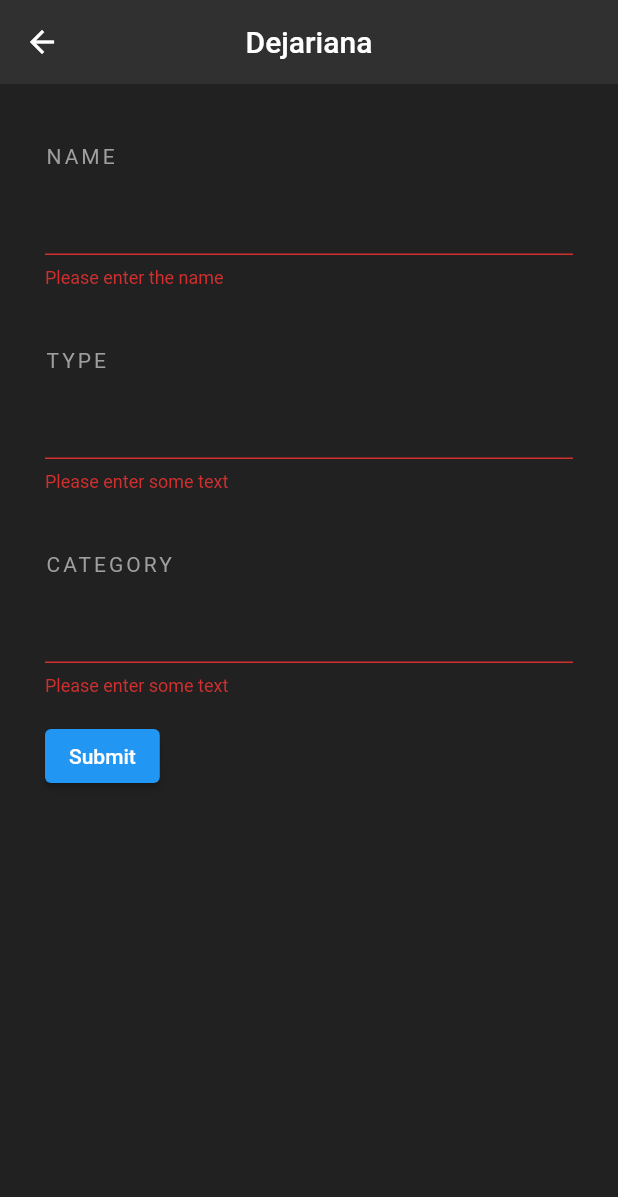
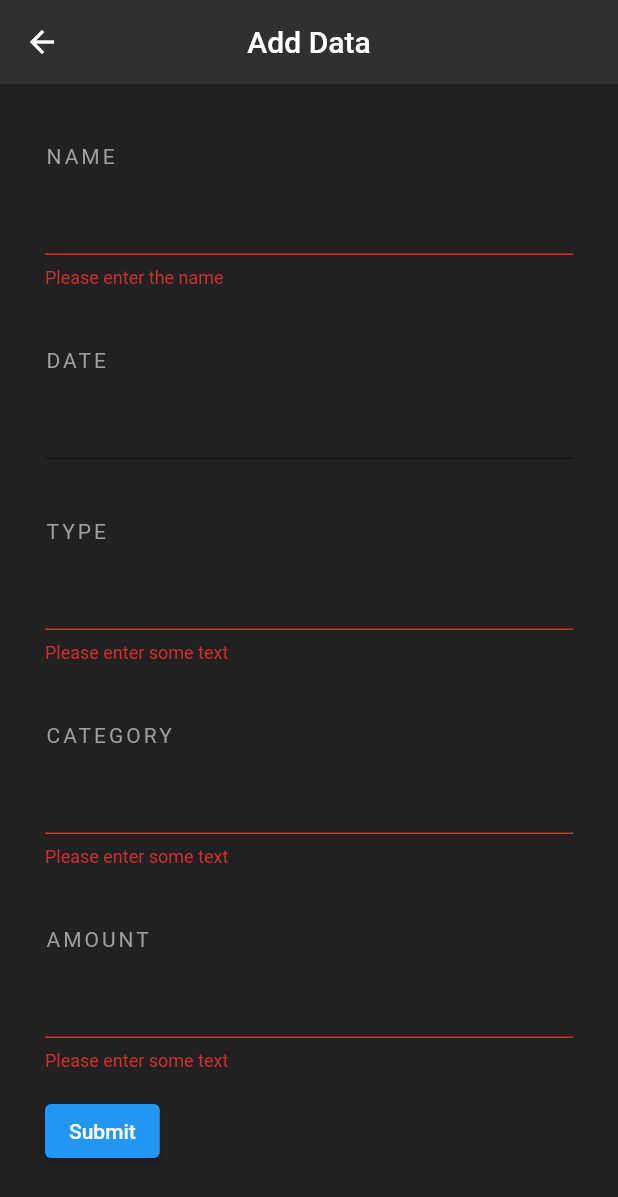
Before and after one commit to swordmaster191/mobile-app-project-1, a Flutter app: the AddData screen opened by its route, after a tap on "Submit", on a phone screen of 412 x 824 dp. Shown: the top 1197 px of the screen. Run offline on Flutter 3.47's test engine with Material 2 defaults, Android fonts, the phone set to English and light mode, and no system bars.

Commit message:
Updated code

```diff
--- a/lib/add_data.dart
+++ b/lib/add_data.dart
@@ -1,4 +1,5 @@
 import 'package:flutter/material.dart';
+import 'package:intl/intl.dart';
 
 class AddData extends StatefulWidget {
   const AddData({Key? key}) : super(key: key);
@@ -12,9 +13,29 @@ class AddData extends StatefulWidget {
 class _AddDataState extends State<AddData> {
   final _formKey = GlobalKey<FormState>();
   final List<String> type = ['Income', 'Expense'];
+  final List<String> category = [
+    'Food',
+    'Utilities',
+    'Insurance',
+    'Medical',
+    'Saving & Investment',
+    'Personal Spending'
+  ];
+  TextEditingController _textEditingController = TextEditingController();
+  TextEditingController dateinput = TextEditingController();
+  String currentSelectedType = "";
+
+  void getType() async {
+    Future<String> futureString = showTypeCategories(context);
+    if (await futureString != null) {
+      currentSelectedType = await futureString;
+    }
+  }
+
 
   @override
-  void initState(){
+  void initState() {
+    dateinput.text = ""; //set the initial value of text field
     super.initState();
   }
 
@@ -24,7 +45,7 @@ class _AddDataState extends State<AddData> {
     return Scaffold(
       backgroundColor: Colors.grey[900],
       appBar: AppBar(
-        title: Text("Dejariana"),
+        title: Text("Add Data"),
         backgroundColor: Colors.grey[850],
         centerTitle: true,
         elevation: 0.0,
@@ -33,6 +54,7 @@ class _AddDataState extends State<AddData> {
         padding: EdgeInsets.fromLTRB(30.0, 40.0, 30.0, 0.0),
         child: Form(
           key: _formKey,
+          child: SingleChildScrollView(
             child: Column(
               crossAxisAlignment: CrossAxisAlignment.start,
               children: <Widget>[
@@ -57,6 +79,49 @@ class _AddDataState extends State<AddData> {
                 ),
                 SizedBox(height: 40.0),
                 Text(
+                    'DATE',
+                    style: TextStyle(
+                      color: Colors.grey,
+                      letterSpacing: 2.0,
+                    )
+                ),
+                SizedBox(height: 10.0),
+                TextField(
+                  style: TextStyle(color: Colors.white),
+                  cursorColor: Colors.white,
+                  controller: dateinput,
+                  //editing controller of this TextField
+                  readOnly: true,
+                  //set it true, so that user will not able to edit text
+                  onTap: () async {
+                    DateTime? pickedDate = await showDatePicker(
+                        context: context,
+                        initialDate: DateTime.now(),
+                        firstDate: DateTime(2000),
+                        //DateTime.now() - not to allow to choose before today.
+                        lastDate: DateTime(2101)
+                    );
+
+                    if (pickedDate != null) {
+                      print(
+                          pickedDate); //pickedDate output format => 2021-03-10 00:00:00.000
+                      String formattedDate = DateFormat('yyyy-MM-dd').format(
+                          pickedDate);
+                      print(
+                          formattedDate); //formatted date output using intl package =>  2021-03-16
+                      //you can implement different kind of Date Format here according to your requirement
+
+                      setState(() {
+                        dateinput.text =
+                            formattedDate; //set output date to TextField value.
+                      });
+                    } else {
+                      print("Date is not selected");
+                    }
+                  },
+                ),
+                SizedBox(height: 40.0),
+                Text(
                     'TYPE',
                     style: TextStyle(
                       color: Colors.grey,
@@ -65,9 +130,15 @@ class _AddDataState extends State<AddData> {
                 ),
                 SizedBox(height: 10.0),
                 TextFormField(
+                  // The validator receives the text that the user has entered.
                   style: TextStyle(color: Colors.white),
                   cursorColor: Colors.white,
-            // The validator receives the text that the user has entered.
+                  onTap: () {
+                    showTypeCategories(context);
+                    setState(() {
+                      _textEditingController.text = currentSelectedType;
+                    });
+                  },
                   validator: (value) {
                     if (value == null || value.isEmpty) {
                       return 'Please enter some text';
@@ -95,6 +166,27 @@ class _AddDataState extends State<AddData> {
                     return null;
                   },
                 ),
+                SizedBox(height: 40.0),
+                Text(
+                    'AMOUNT',
+                    style: TextStyle(
+                      color: Colors.grey,
+                      letterSpacing: 2.0,
+                    )
+                ),
+                SizedBox(height: 10.0),
+                TextFormField(
+                  // The validator receives the text that the user has entered.
+                  keyboardType: TextInputType.number,
+                  style: TextStyle(color: Colors.white),
+                  cursorColor: Colors.white,
+                  validator: (value) {
+                    if (value == null || value.isEmpty) {
+                      return 'Please enter some text';
+                    }
+                    return null;
+                  },
+                ),
                 Padding(
                   padding: const EdgeInsets.symmetric(vertical: 16.0),
                   child: ElevatedButton(
@@ -109,12 +201,58 @@ class _AddDataState extends State<AddData> {
                       }
                     },
                     child: const Text('Submit'),
+                  ),),
+              ],
+            ),),),),
+    );
+  }
+
+  Future<String> showTypeCategories(context) async {
+    var result = await showDialog(
+      context: context,
+      builder: (BuildContext context) {
+        return SimpleDialog(
+          backgroundColor: Colors.grey[900],
+          shape:
+          RoundedRectangleBorder(borderRadius: BorderRadius.circular(10)),
+          title: Text(
+            'Select type',
+            style: TextStyle(color: Colors.grey),
+          ),
+          children: <Widget>[
+            Column(
+              children: List.generate(
+                type.length,
+                    (index) {
+                  return SimpleDialogOption(
+                    child: ListTile(
+                      leading: Icon(
+                          Icons.bookmark,
+                        color: Colors.white,
+                      ),
+                      title: Text(
+                          type[index],
+                          style: TextStyle(color: Colors.white),
+                      ),
+                    ),
+                    onPressed: () {
+                      Navigator.pop(context, type[index]);
+                    },
+                  );
+                },
               ),
             ),
           ],
-          ),
-        ),
-      ),
         );
+      },
+    );
+
+    switch (result) {
+      case 'Income':
+        return "Income";
+      case 'Expense':
+        return "Expense";
+    }
+    return "";
   }
 }
--- a/pubspec.yaml
+++ b/pubspec.yaml
@@ -29,6 +29,8 @@ environment:
 dependencies:
   flutter:
     sdk: flutter
+  intl: ^0.17.0
+  provider: ^4.3.1
 
 
   # The following adds the Cupertino Icons font to your application.
```
Also changed, not shown: lib/home.dart (+15 -5 lines), lib/main.dart (+7 -6 lines), pubspec.lock. Lines whose indentation alone changed are shown as unchanged.
